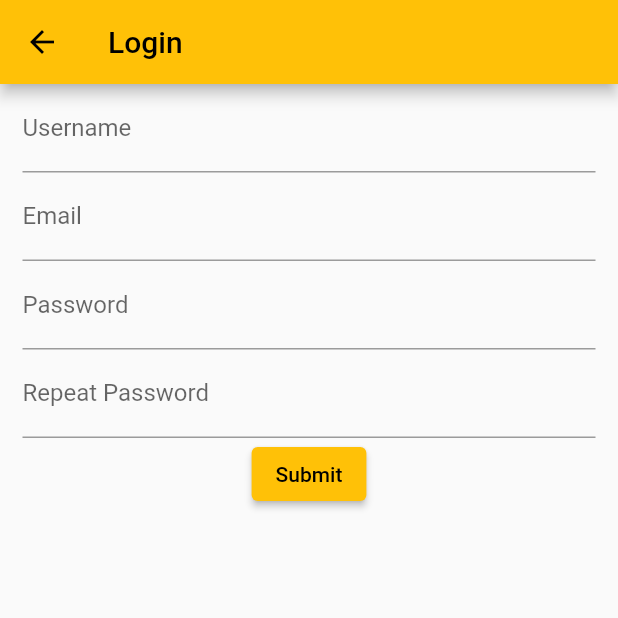
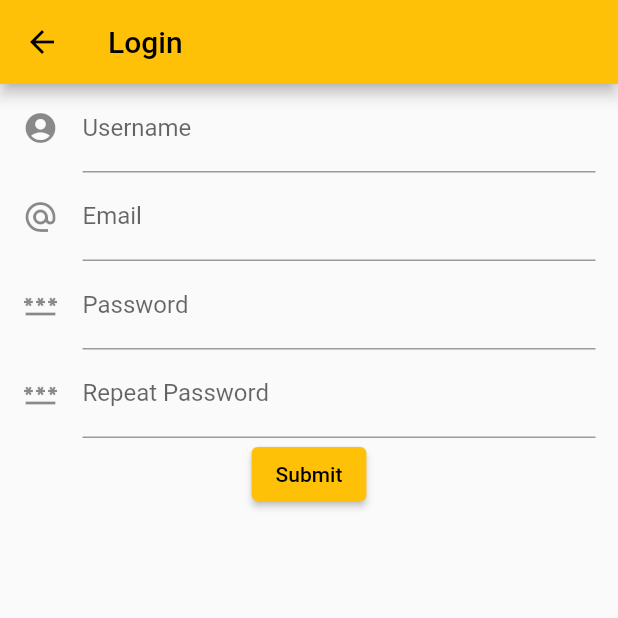
Before and after one commit to Kamilnaja/healthy-lines, a Flutter app: the screen it shows after launch, after a tap on "Login screen", on a phone screen of 412 x 824 dp, the top half of it. Run offline on Flutter 3.47's test engine with Material 2 defaults, Android fonts, the phone set to English and light mode, and no system bars.

Commit message:
adding form icons

```diff
--- a/lib/login/custom_form.dart
+++ b/lib/login/custom_form.dart
@@ -11,6 +11,7 @@ class CustomForm extends StatefulWidget {
 
 class _CustomFormState extends State<CustomForm> {
   final _formKey = GlobalKey<FormState>();
+  final textEditingController = TextEditingController();
 
   @override
   Widget build(BuildContext context) {
@@ -19,10 +20,35 @@ class _CustomFormState extends State<CustomForm> {
         child: Form(
             key: _formKey,
             child: Column(children: <Widget>[
-              createFormField('Username'),
-              createFormField('Email'),
-              createFormField('Password'),
-              createFormField('Repeat Password'),
+              TextFormField(
+                  decoration: const InputDecoration(
+                      icon: Icon(Icons.account_circle),
+                      border: UnderlineInputBorder(),
+                      labelText: 'Username'),
+                  validator: (value) {
+                    return validateIsEmpty(value);
+                  }),
+              TextFormField(
+                  keyboardType: TextInputType.emailAddress,
+                  decoration: const InputDecoration(
+                      icon: Icon(Icons.alternate_email),
+                      border: UnderlineInputBorder(),
+                      labelText: 'Email'),
+                  validator: (value) {
+                    return validateIsEmpty(value);
+                  }),
+              TextFormField(
+                obscureText: true,
+                controller: textEditingController,
+                decoration: const InputDecoration(
+                    icon: Icon(Icons.password), labelText: 'Password'),
+              ),
+              TextFormField(
+                  obscureText: true,
+                  controller: textEditingController,
+                  decoration: const InputDecoration(
+                      icon: Icon(Icons.password),
+                      labelText: 'Repeat Password')),
               ElevatedButton(
                   onPressed: () {
                     if (_formKey.currentState!.validate()) {
@@ -33,13 +59,4 @@ class _CustomFormState extends State<CustomForm> {
                   child: const Text('Submit'))
             ])));
   }
-
-  Widget createFormField(String name) {
-    return TextFormField(
-        decoration: InputDecoration(
-            border: const UnderlineInputBorder(), labelText: name),
-        validator: (value) {
-          return validateIsEmpty(value);
-        });
-  }
 }
```
